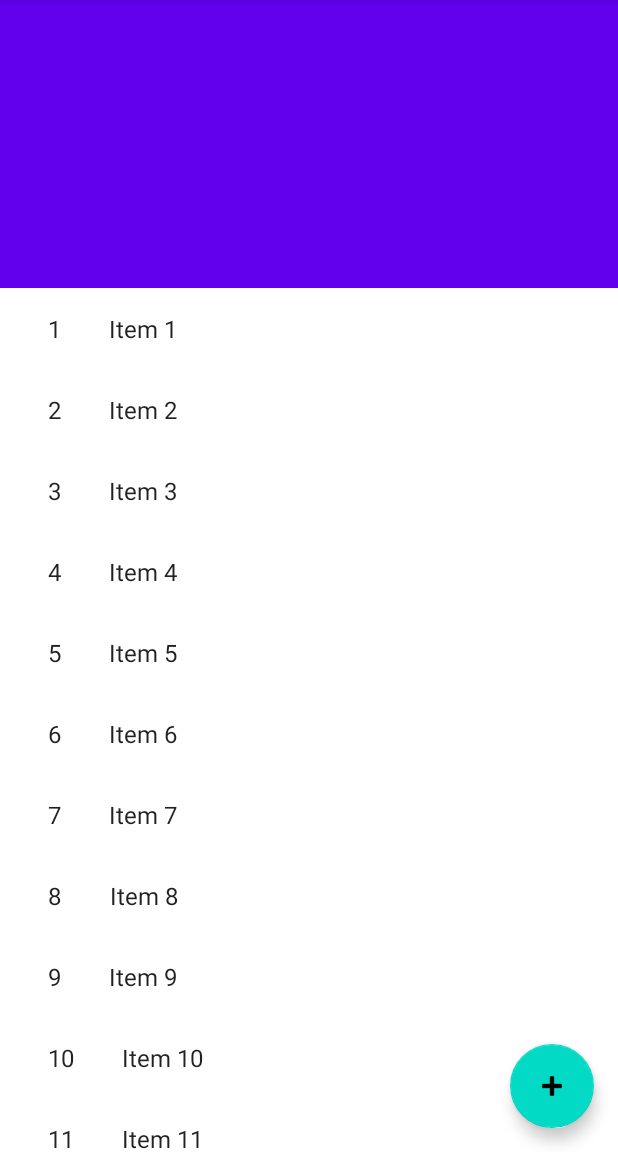
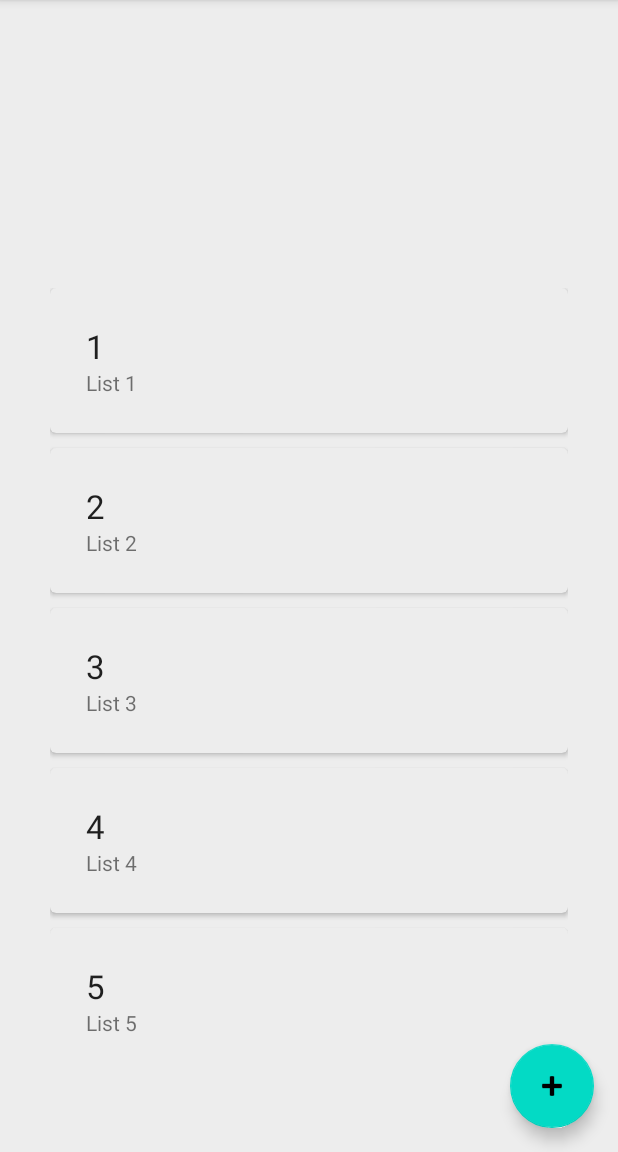
Before and after one commit to kamilernerd/ShoppingListApp, an Android app: the screen it shows after launch (MainActivity), on a phone screen of 412 x 824 dp, the part 84-1236 px from its top. Run offline under Robolectric (Android 15) with nearby library versions, the phone set to English and light mode, and no system bars.

Commit message:
DO IT AGAIN

```diff
--- /dev/null
+++ b/ShoppingList/app/src/main/java/com/kamil/shoppinglist/ListCollectionAdapter.kt
@@ -0,0 +1,42 @@
+package com.kamil.shoppinglist
+
+import android.view.LayoutInflater
+import android.view.ViewGroup
+import androidx.recyclerview.widget.RecyclerView
+import com.kamil.shoppinglist.data.ListData
+import com.kamil.shoppinglist.databinding.ListLayoutBinding
+
+class ListCollectionAdapter(private val lists: MutableList<ListData>,
+                            private val onBookClicked:(ListData) -> Unit
+): RecyclerView.Adapter<ListCollectionAdapter.ViewHolder>() {
+
+    class ViewHolder(val binding: ListLayoutBinding) : RecyclerView.ViewHolder(binding.root) {
+        fun bind(list: ListData) {
+            binding.listId.text = list.id
+            binding.listName.text = list.listName
+        }
+    }
+
+    override fun getItemCount(): Int = lists.size
+
+    override fun onBindViewHolder(holder: ViewHolder, position: Int) {
+        val book = lists[position]
+        holder.bind(book)
+    }
+
+    override fun onCreateViewHolder(parent: ViewGroup, viewType: Int): ViewHolder {
+        return ViewHolder(
+            ListLayoutBinding.inflate(
+                LayoutInflater.from(parent.context),
+                parent,
+                false
+            )
+        )
+    }
+
+    public fun updateCollection(newLists: List<ListData>) {
+        lists.clear()
+        lists.addAll(newLists)
+        notifyDataSetChanged()
+    }
+}
--- a/ShoppingList/app/src/main/java/com/kamil/shoppinglist/ListLayoutFragment.kt
+++ /dev/null
@@ -1,40 +0,0 @@
-package com.kamil.shoppinglist
-
-import android.os.Bundle
-import androidx.fragment.app.Fragment
-import android.view.LayoutInflater
-import android.view.View
-import android.view.ViewGroup
-import com.kamil.shoppinglist.databinding.FragmentListLayoutBinding
-
-class ListLayoutFragment : Fragment() {
-
-    private var _binding: FragmentListLayoutBinding? = null
-    private val binding get() = _binding!!
-
-    override fun onCreate(savedInstanceState: Bundle?) {
-        super.onCreate(savedInstanceState)
-        arguments?.let {
-        }
-    }
-
-    override fun onCreateView(
-        inflater: LayoutInflater, container: ViewGroup?,
-        savedInstanceState: Bundle?
-    ): View? {
-        _binding = FragmentListLayoutBinding.inflate(layoutInflater)
-
-
-
-        return binding.root
-    }
-
-    companion object {
-        @JvmStatic
-        fun newInstance(param1: String, param2: String) =
-            ListLayoutFragment().apply {
-                arguments = Bundle().apply {
-                }
-            }
-    }
-}
--- a/ShoppingList/app/src/main/java/com/kamil/shoppinglist/MainActivity.kt
+++ b/ShoppingList/app/src/main/java/com/kamil/shoppinglist/MainActivity.kt
@@ -1,16 +1,50 @@
 package com.kamil.shoppinglist
 
+import android.app.Activity
 import androidx.appcompat.app.AppCompatActivity
 import android.os.Bundle
+import android.view.inputmethod.InputMethodManager
+import androidx.recyclerview.widget.LinearLayoutManager
+import com.kamil.shoppinglist.data.ListData
 import com.kamil.shoppinglist.databinding.ActivityMainBinding
+import kotlinx.android.synthetic.main.activity_main.*
 
 class MainActivity : AppCompatActivity() {
 
     private lateinit var binding: ActivityMainBinding
 
+    private var listsCollection: MutableList<ListData> = mutableListOf(
+        ListData("1", "List 1"),
+        ListData("2", "List 2"),
+        ListData("3", "List 3"),
+        ListData("4", "List 4"),
+        ListData("5", "List 5"),
+    )
+
     override fun onCreate(savedInstanceState: Bundle?) {
         super.onCreate(savedInstanceState)
         binding = ActivityMainBinding.inflate(layoutInflater)
         setContentView(binding.root)
+
+        binding.listCollection.layoutManager = LinearLayoutManager(this)
+        binding.listCollection.adapter = ListCollectionAdapter(listsCollection, this::onListClicked)
+
+        binding.saveListButton.setOnClickListener {
+            val title = binding.title.text.toString()
+            binding.title.setText("")
+
+            addNewList(title)
+            val ipm = getSystemService(Activity.INPUT_METHOD_SERVICE) as InputMethodManager
+            ipm.hideSoftInputFromWindow(currentFocus?.windowToken, 0)
+        }
+    }
+
+    private fun addNewList(title: String) {
+        val list = ListData((listsCollection.size + 1).toString(), title)
+        listsCollection.add(list)
+    }
+
+    private fun onListClicked(list: ListData):Unit {
+        // Vis detalje side for bok.
     }
 }
--- a/ShoppingList/app/src/main/java/com/kamil/shoppinglist/ShoppingListRecyclerViewAdapter.kt
+++ /dev/null
@@ -1,50 +0,0 @@
-package com.kamil.shoppinglist
-
-import androidx.recyclerview.widget.RecyclerView
-import android.view.LayoutInflater
-import android.view.View
-import android.view.ViewGroup
-import android.widget.TextView
-
-import com.kamil.shoppinglist.placeholder.PlaceholderContent.PlaceholderItem
-import com.kamil.shoppinglist.databinding.FragmentShoppingListItemBinding
-
-/**
- * [RecyclerView.Adapter] that can display a [PlaceholderItem].
- * TODO: Replace the implementation with code for your data type.
- */
-class ShoppingListRecyclerViewAdapter(
-    private val values: List<PlaceholderItem>
-) : RecyclerView.Adapter<ShoppingListRecyclerViewAdapter.ViewHolder>() {
-
-    override fun onCreateViewHolder(parent: ViewGroup, viewType: Int): ViewHolder {
-
-        return ViewHolder(
-            FragmentShoppingListItemBinding.inflate(
-                LayoutInflater.from(parent.context),
-                parent,
-                false
-            )
-        )
-
-    }
-
-    override fun onBindViewHolder(holder: ViewHolder, position: Int) {
-        val item = values[position]
-        holder.idView.text = item.id
-        holder.contentView.text = item.content
-    }
-
-    override fun getItemCount(): Int = values.size
-
-    inner class ViewHolder(binding: FragmentShoppingListItemBinding) :
-        RecyclerView.ViewHolder(binding.root) {
-        val idView: TextView = binding.itemNumber
-        val contentView: TextView = binding.content
-
-        override fun toString(): String {
-            return super.toString() + " '" + contentView.text + "'"
-        }
-    }
-
-}
--- /dev/null
+++ b/ShoppingList/app/src/main/java/com/kamil/shoppinglist/data/ListData.kt
@@ -0,0 +1,3 @@
+package com.kamil.shoppinglist.data
+
+data class ListData(val id: String, val listName: String)
--- a/ShoppingList/app/src/main/java/com/kamil/shoppinglist/placeholder/PlaceholderContent.kt
+++ /dev/null
@@ -1,57 +0,0 @@
-package com.kamil.shoppinglist.placeholder
-
-import java.util.ArrayList
-import java.util.HashMap
-
-/**
- * Helper class for providing sample content for user interfaces created by
- * Android template wizards.
- *
- * TODO: Replace all uses of this class before publishing your app.
- */
-object PlaceholderContent {
-
-    /**
-     * An array of sample (placeholder) items.
-     */
-    val ITEMS: MutableList<PlaceholderItem> = ArrayList()
-
-    /**
-     * A map of sample (placeholder) items, by ID.
-     */
-    val ITEM_MAP: MutableMap<String, PlaceholderItem> = HashMap()
-
-    private val COUNT = 25
-
-    init {
-        // Add some sample items.
-        for (i in 1..COUNT) {
-            addItem(createPlaceholderItem(i))
-        }
-    }
-
-    private fun addItem(item: PlaceholderItem) {
-        ITEMS.add(item)
-        ITEM_MAP.put(item.id, item)
-    }
-
-    private fun createPlaceholderItem(position: Int): PlaceholderItem {
-        return PlaceholderItem(position.toString(), "Item " + position, makeDetails(position))
-    }
-
-    private fun makeDetails(position: Int): String {
-        val builder = StringBuilder()
-        builder.append("Details about Item: ").append(position)
-        for (i in 0..position - 1) {
-            builder.append("\nMore details information here.")
-        }
-        return builder.toString()
-    }
-
-    /**
-     * A placeholder item representing a piece of content.
-     */
-    data class PlaceholderItem(val id: String, val content: String, val details: String) {
-        override fun toString(): String = content
-    }
-}
--- a/ShoppingList/app/src/main/java/com/kamil/shoppinglist/shoppingListFragment.kt
+++ /dev/null
@@ -1,64 +0,0 @@
-package com.kamil.shoppinglist
-
-import android.os.Bundle
-import androidx.fragment.app.Fragment
-import androidx.recyclerview.widget.GridLayoutManager
-import androidx.recyclerview.widget.LinearLayoutManager
-import androidx.recyclerview.widget.RecyclerView
-import android.view.LayoutInflater
-import android.view.View
-import android.view.ViewGroup
-import com.kamil.shoppinglist.databinding.FragmentShoppingListsListBinding
-import com.kamil.shoppinglist.placeholder.PlaceholderContent
-
-/**
- * A fragment representing a list of Items.
- */
-class shoppingListFragment : Fragment() {
-
-    private var _binding: FragmentShoppingListsListBinding? = null
-    private val binding get() = _binding!!
-
-    private var columnCount = 1
-
-    override fun onCreate(savedInstanceState: Bundle?) {
-        super.onCreate(savedInstanceState)
-
-        arguments?.let {
-            columnCount = it.getInt(ARG_COLUMN_COUNT)
-        }
-    }
-
-    override fun onCreateView(
-        inflater: LayoutInflater, container: ViewGroup?,
-        savedInstanceState: Bundle?
-    ): View? {
-        _binding = FragmentShoppingListsListBinding.inflate(layoutInflater)
-        val view = binding.root
-
-        // Set the adapter
-        with(view) {
-            layoutManager = when {
-                columnCount <= 1 -> LinearLayoutManager(context)
-                else -> GridLayoutManager(context, columnCount)
-            }
-            adapter = ShoppingListRecyclerViewAdapter(PlaceholderContent.ITEMS)
-        }
-        return view
-    }
-
-    companion object {
-
-        // TODO: Customize parameter argument names
-        const val ARG_COLUMN_COUNT = "column-count"
-
-        // TODO: Customize parameter initialization
-        @JvmStatic
-        fun newInstance(columnCount: Int) =
-            shoppingListFragment().apply {
-                arguments = Bundle().apply {
-                    putInt(ARG_COLUMN_COUNT, columnCount)
-                }
-            }
-    }
-}
--- a/ShoppingList/app/src/main/res/layout/activity_main.xml
+++ b/ShoppingList/app/src/main/res/layout/activity_main.xml
@@ -1,17 +1,86 @@
 <?xml version="1.0" encoding="utf-8"?>
 <androidx.coordinatorlayout.widget.CoordinatorLayout xmlns:android="http://schemas.android.com/apk/res/android"
+    xmlns:app="http://schemas.android.com/apk/res-auto"
     xmlns:tools="http://schemas.android.com/tools"
-    xmlns:app="http://schemas.android.com/apk/res-auto"
+
+
     android:layout_width="match_parent"
     android:layout_height="match_parent"
-    android:id="@+id/mainActivityLayout"
-    tools:context=".MainActivity"
-    >
+    android:background="@color/app_background">
 
-    <androidx.fragment.app.FragmentContainerView
-        android:id="@+id/listsLayoutMain"
+    <com.google.android.material.appbar.AppBarLayout
+        android:id="@+id/appbar"
+
+        android:layout_width="match_parent"
+        android:layout_height="192dp">
+
+        <com.google.android.material.appbar.CollapsingToolbarLayout
+            android:layout_width="match_parent"
+            android:layout_height="match_parent"
+            android:background="@color/app_background"
+
+            app:layout_scrollFlags="scroll|enterAlways|enterAlwaysCollapsed"
+            app:toolbarId="@+id/toolbar" />
+    </com.google.android.material.appbar.AppBarLayout>
+
+    <androidx.core.widget.NestedScrollView
         android:layout_width="match_parent"
         android:layout_height="match_parent"
-        android:name="com.kamil.shoppinglist.ListLayoutFragment" />
+
+
+        app:layout_behavior="com.google.android.material.appbar.AppBarLayout$ScrollingViewBehavior">
+
+        <androidx.constraintlayout.widget.ConstraintLayout
+            android:layout_width="match_parent"
+            android:layout_height="match_parent"
+            tools:context=".MainActivity">
+
+            <androidx.recyclerview.widget.RecyclerView
+                android:id="@+id/listCollection"
+                android:layout_width="345dp"
+                android:layout_height="509dp"
+                app:layout_constraintBottom_toBottomOf="parent"
+                app:layout_constraintEnd_toEndOf="parent"
+                app:layout_constraintHorizontal_bias="0.5"
+                app:layout_constraintStart_toStartOf="parent"
+                app:layout_constraintTop_toTopOf="parent" />
+
+
+        </androidx.constraintlayout.widget.ConstraintLayout>
+
+    </androidx.core.widget.NestedScrollView>
+
+    <com.google.android.material.floatingactionbutton.FloatingActionButton
+        android:layout_width="wrap_content"
+        android:layout_height="wrap_content"
+        android:layout_gravity="bottom|end"
+        android:layout_margin="16dp"
+        android:src="@android:drawable/ic_input_add" />
+
+    <LinearLayout
+        android:id="@+id/addNewListForm"
+        android:layout_width="match_parent"
+        android:layout_height="wrap_content"
+        android:backgroundTint="@color/purple_500"
+        android:orientation="vertical"
+        android:visibility="gone"
+        tools:visibility="gone">
+
+
+        <EditText
+            android:id="@+id/title"
+            android:layout_width="wrap_content"
+            android:layout_height="wrap_content"
+            android:hint="Liste navn"
+            android:inputType="text" />
+
+        <Button
+            android:id="@+id/saveListButton"
+            android:layout_width="match_parent"
+            android:layout_height="wrap_content"
+            android:text="Save" />
+
+    </LinearLayout>
+    "
 
 </androidx.coordinatorlayout.widget.CoordinatorLayout>
--- a/ShoppingList/app/src/main/res/layout/fragment_list_layout.xml
+++ /dev/null
@@ -1,62 +0,0 @@
-<?xml version="1.0" encoding="utf-8"?>
-<androidx.coordinatorlayout.widget.CoordinatorLayout xmlns:android="http://schemas.android.com/apk/res/android"
-    xmlns:tools="http://schemas.android.com/tools"
-    xmlns:app="http://schemas.android.com/apk/res-auto"
-    android:layout_width="match_parent"
-    android:layout_height="match_parent"
-    android:id="@+id/listsLayoutMain"
-    tools:context=".ListLayoutFragment"
-    >
-
-    <com.google.android.material.appbar.AppBarLayout
-        android:id="@+id/appbar"
-        android:layout_height="192dp"
-        android:layout_width="match_parent">
-
-        <com.google.android.material.appbar.CollapsingToolbarLayout
-            android:layout_width="match_parent"
-            android:layout_height="match_parent"
-            app:toolbarId="@+id/toolbar"
-            app:layout_scrollFlags="scroll|enterAlways|enterAlwaysCollapsed"
-            app:contentScrim="?attr/colorPrimary">
-
-
-            <androidx.appcompat.widget.Toolbar
-                android:id="@+id/toolbar"
-                android:layout_height="?attr/actionBarSize"
-                android:layout_width="match_parent" />
-        </com.google.android.material.appbar.CollapsingToolbarLayout>
-    </com.google.android.material.appbar.AppBarLayout>
-
-    <androidx.core.widget.NestedScrollView
-        android:layout_width="match_parent"
-        android:layout_height="match_parent"
-        app:layout_behavior="com.google.android.material.appbar.AppBarLayout$ScrollingViewBehavior">
-
-        <FrameLayout
-            android:id="@+id/listsListFrameLayout"
-            android:layout_width="match_parent"
-            android:layout_height="match_parent">
-
-            <androidx.fragment.app.FragmentContainerView
-                android:id="@+id/listsList"
-                android:name="com.kamil.shoppinglist.shoppingListFragment"
-                android:layout_width="match_parent"
-                android:layout_height="match_parent"
-                android:layout_marginLeft="16dp"
-                android:layout_marginRight="16dp"
-                app:layoutManager="LinearLayoutManager"
-                tools:listitem="@layout/fragment_shopping_list_item" />
-
-        </FrameLayout>
-
-    </androidx.core.widget.NestedScrollView>
-
-    <com.google.android.material.floatingactionbutton.FloatingActionButton
-        android:layout_height="wrap_content"
-        android:layout_width="wrap_content"
-        android:src="@android:drawable/ic_input_add"
-        android:layout_gravity="bottom|end"
-        android:layout_margin="16dp" />
-
-</androidx.coordinatorlayout.widget.CoordinatorLayout>
--- a/ShoppingList/app/src/main/res/layout/fragment_shopping_list_item.xml
+++ /dev/null
@@ -1,20 +0,0 @@
-<?xml version="1.0" encoding="utf-8"?>
-<LinearLayout xmlns:android="http://schemas.android.com/apk/res/android"
-    android:layout_width="wrap_content"
-    android:layout_height="wrap_content"
-    android:orientation="horizontal">
-
-    <TextView
-        android:id="@+id/item_number"
-        android:layout_width="wrap_content"
-        android:layout_height="wrap_content"
-        android:layout_margin="@dimen/text_margin"
-        android:textAppearance="?attr/textAppearanceListItem" />
-
-    <TextView
-        android:id="@+id/content"
-        android:layout_width="wrap_content"
-        android:layout_height="wrap_content"
-        android:layout_margin="@dimen/text_margin"
-        android:textAppearance="?attr/textAppearanceListItem" />
-</LinearLayout>
--- a/ShoppingList/app/src/main/res/layout/fragment_shopping_lists_list.xml
+++ /dev/null
@@ -1,13 +0,0 @@
-<?xml version="1.0" encoding="utf-8"?>
-<androidx.recyclerview.widget.RecyclerView xmlns:android="http://schemas.android.com/apk/res/android"
-    xmlns:app="http://schemas.android.com/apk/res-auto"
-    xmlns:tools="http://schemas.android.com/tools"
-    android:id="@+id/listsList"
-    android:name="com.kamil.shoppinglist.shoppingListFragment"
-    android:layout_width="match_parent"
-    android:layout_height="match_parent"
-    android:layout_marginLeft="16dp"
-    android:layout_marginRight="16dp"
-    app:layoutManager="LinearLayoutManager"
-    tools:context=".shoppingListFragment"
-    tools:listitem="@layout/fragment_shopping_list_item" />
--- /dev/null
+++ b/ShoppingList/app/src/main/res/layout/list_layout.xml
@@ -0,0 +1,33 @@
+<?xml version="1.0" encoding="utf-8"?>
+<androidx.cardview.widget.CardView xmlns:android="http://schemas.android.com/apk/res/android"
+    xmlns:app="http://schemas.android.com/apk/res-auto"
+    xmlns:tools="http://schemas.android.com/tools"
+    android:layout_width="match_parent"
+    android:layout_height="wrap_content"
+    android:layout_marginBottom="10dp"
+    android:backgroundTint="@color/app_background"
+    android:clickable="true"
+    android:focusable="true"
+    app:cardCornerRadius="4dp"
+    app:contentPadding="24dp">
+
+    <LinearLayout
+        android:layout_width="match_parent"
+        android:layout_height="match_parent"
+        android:orientation="vertical">
+
+        <TextView
+            android:id="@+id/listId"
+            android:layout_width="wrap_content"
+            android:layout_height="wrap_content"
+            android:textAppearance="@style/TextAppearance.AppCompat.Large"
+            tools:text="List id" />
+
+        <TextView
+            android:id="@+id/listName"
+            android:layout_width="wrap_content"
+            android:layout_height="wrap_content"
+            tools:text="List name" />
+    </LinearLayout>
+
+</androidx.cardview.widget.CardView>
--- a/ShoppingList/app/src/main/res/values/colors.xml
+++ b/ShoppingList/app/src/main/res/values/colors.xml
@@ -7,4 +7,5 @@
     <color name="teal_700">#FF018786</color>
     <color name="black">#FF000000</color>
     <color name="white">#FFFFFFFF</color>
+    <color name="app_background">#EDEDED</color>
 </resources>
```
